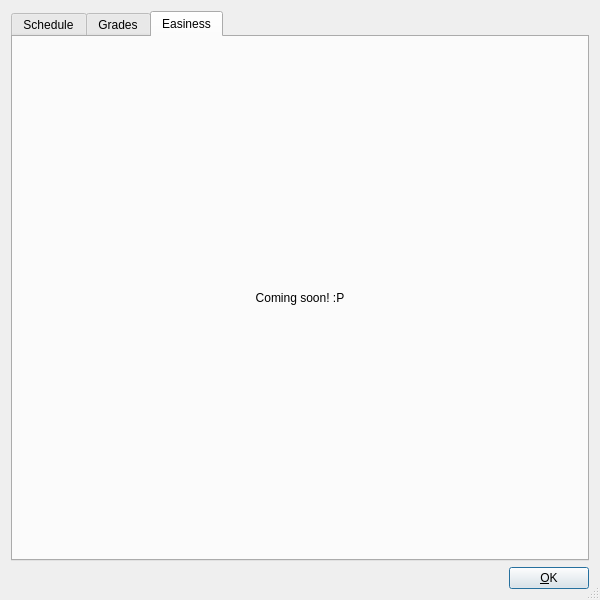
Old version of the form mnemosyne/mnemosyne/pyqt_ui/statistics_dlg.ui in the repository mnemosyne-proj/mnemosyne.
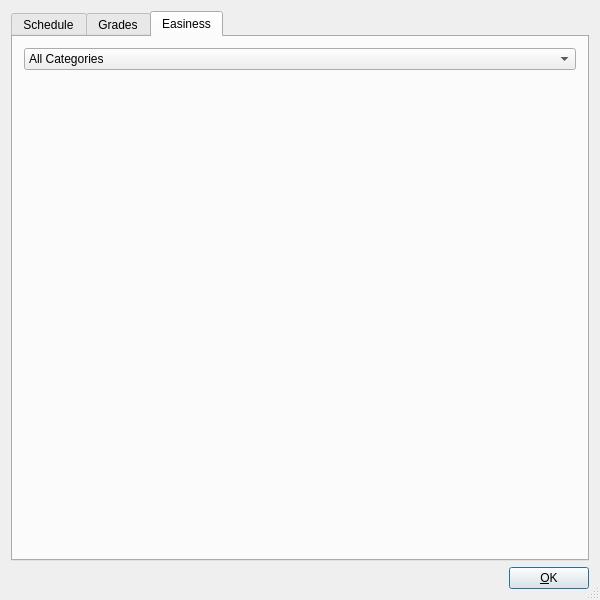
New version of the form. The open tabs and pages were chosen to show the change.

Commit message: Added easiness histograms (but still buggy)

```diff
--- a/mnemosyne/mnemosyne/pyqt_ui/statistics_dlg.ui
+++ b/mnemosyne/mnemosyne/pyqt_ui/statistics_dlg.ui
@@ -103,18 +103,22 @@
       <attribute name="title" >
        <string>Easiness</string>
       </attribute>
-      <layout class="QVBoxLayout" >
+      <layout class="QVBoxLayout" name="verticalLayout_2" >
        <item>
-        <widget class="QLabel" name="label" >
-         <property name="layoutDirection" >
-          <enum>Qt::LeftToRight</enum>
+        <widget class="QComboBox" name="easiness_combo" >
+         <item>
+          <property name="text" >
+           <string>All Categories</string>
+          </property>
+         </item>
+        </widget>
+       </item>
+       <item>
+        <widget class="QStackedWidget" name="easiness_stack" >
+         <property name="currentIndex" >
+          <number>0</number>
          </property>
-         <property name="text" >
-          <string>Coming soon! :P</string>
-         </property>
-         <property name="alignment" >
-          <set>Qt::AlignCenter</set>
-         </property>
+         <widget class="QWidget" name="easiness_all_categories" />
         </widget>
        </item>
       </layout>
```
Left out of the diff: 2 changed lines with no effect on the pictures. The commit also changes 1 other file.
